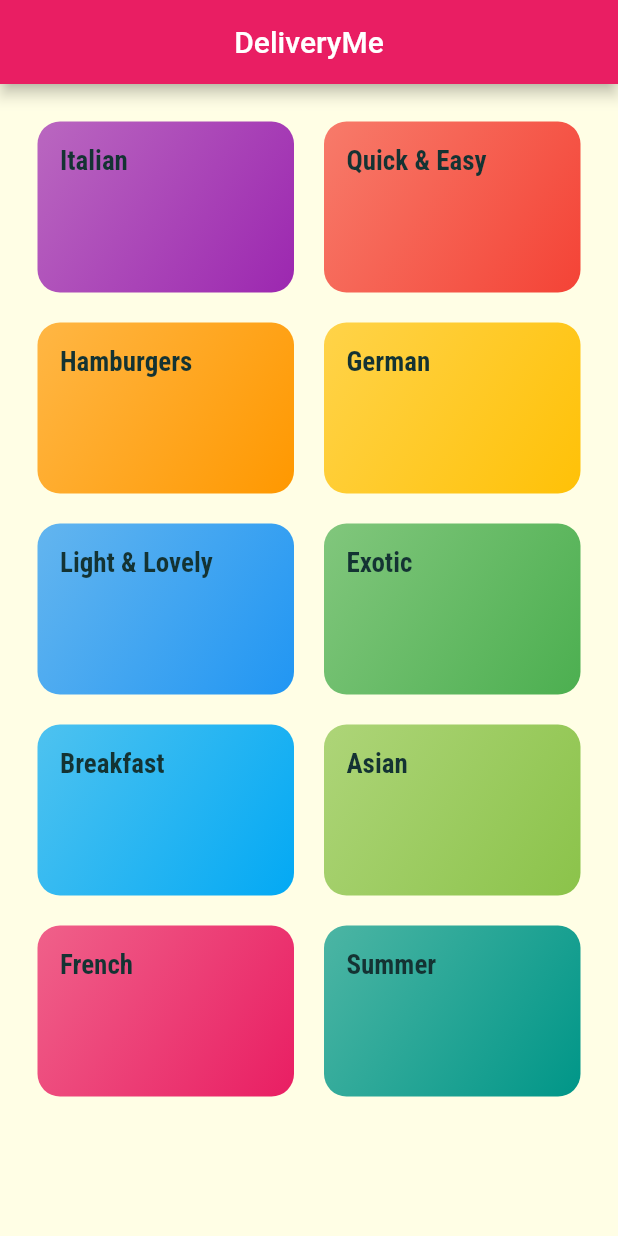
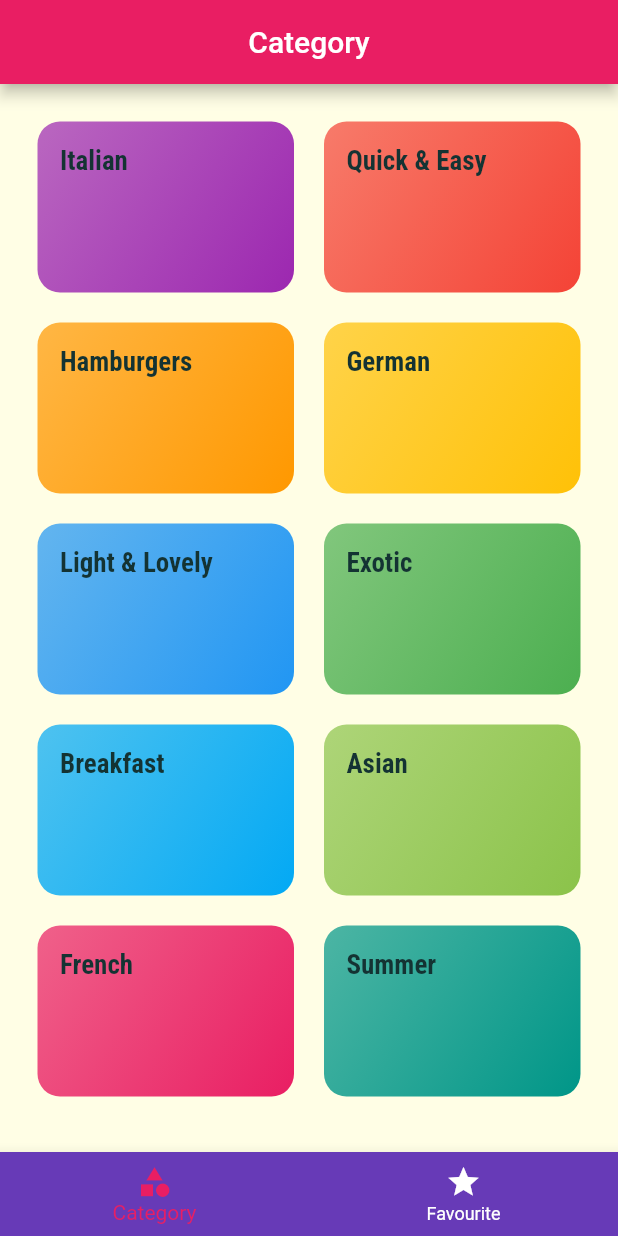
Before and after one commit to ishaquekannoth/mealsApp, a Flutter app: the screen it shows after launch, on a phone screen of 412 x 824 dp. Run offline on Flutter 3.47's test engine with Material 2 defaults, Android fonts, the phone set to English and light mode, and no system bars; our stand-ins replace google_fonts.

Commit message:
175 completed

```diff
--- a/lib/main.dart
+++ b/lib/main.dart
@@ -3,6 +3,7 @@ import 'package:google_fonts/google_fonts.dart';
 import 'package:udemy/screens/category_meals_screen.dart';
 import 'package:udemy/screens/category_screen.dart';
 import 'package:udemy/screens/meal_details_screen.dart';
+import 'package:udemy/screens/tabs_screen.dart';
 
 void main() {
   runApp(const MyApp());
@@ -30,7 +31,7 @@ class MyApp extends StatelessWidget {
       initialRoute: '/',
       routes: {
         CategoryMealsScreen.routeName: (context) => const CategoryMealsScreen(),
-        '/': (context) => const CategoryScreen(),
+        '/': (context) => const TabsScreen(),
         MealDetailsScreen.routeName: (context) => const MealDetailsScreen()
       },
       onUnknownRoute: (settings) => MaterialPageRoute(
--- a/lib/screens/category_screen.dart
+++ b/lib/screens/category_screen.dart
@@ -7,12 +7,9 @@ class CategoryScreen extends StatelessWidget {
 
   @override
   Widget build(BuildContext context) {
-    return Scaffold(
-      appBar: AppBar(
-        centerTitle: true,
-        title: const Text('DeliveryMe'),
-      ),
-      body: GridView(
+    return
+
+       GridView(
           padding: const EdgeInsets.all(25),
           gridDelegate: const SliverGridDelegateWithMaxCrossAxisExtent(
               maxCrossAxisExtent: 200,
@@ -24,8 +21,8 @@ class CategoryScreen extends StatelessWidget {
                   id: categoryData.id,
                   title: categoryData.title,
                   color: categoryData.color))
-              .toList()),
+              .toList());
 
-    );
+
   }
 }
--- /dev/null
+++ b/lib/screens/favourite_screen.dart
@@ -0,0 +1,13 @@
+import 'package:flutter/cupertino.dart';
+
+
+class Favourites extends StatelessWidget {
+  const Favourites({super.key});
+
+  @override
+  Widget build(BuildContext context) {
+    return Center(
+      child: Text('Centered'),
+    );
+  }
+}
--- /dev/null
+++ b/lib/screens/tabs_screen.dart
@@ -0,0 +1,59 @@
+import 'package:flutter/material.dart';
+import 'package:udemy/screens/category_screen.dart';
+import 'package:udemy/screens/favourite_screen.dart';
+
+class TabsScreen extends StatefulWidget {
+  const TabsScreen({super.key});
+
+  @override
+  State<TabsScreen> createState() => _TabsScreenState();
+}
+
+class _TabsScreenState extends State<TabsScreen> {
+  void selectPage(int index) {
+    setState(() {
+      selectedPagesIndex = index;
+    });
+  }
+
+  List<Map<String, dynamic>> pages = [
+    {'page': const CategoryScreen(), 'title': "Category"},
+    {'page': const Favourites(), 'title': "Favourites"}
+  ];
+  int selectedPagesIndex = 0;
+  @override
+  Widget build(BuildContext context) {
+    return DefaultTabController(
+      length: 2,
+      child: Scaffold(
+          appBar: AppBar(
+            centerTitle: true,
+            title: Text(pages[selectedPagesIndex]['title']),
+          ),
+          bottomNavigationBar: BottomNavigationBar(
+            unselectedItemColor: Colors.white,
+            selectedItemColor: Theme.of(context).primaryColor,
+            backgroundColor: Colors.deepPurple,
+            onTap: selectPage,
+            currentIndex: selectedPagesIndex,
+            items: const [
+              BottomNavigationBarItem(
+                label: 'Category',
+                icon: Icon(Icons.category),
+              ),
+              BottomNavigationBarItem(
+                label: 'Favourite',
+                icon: Icon(Icons.star),
+              ),
+            ],
+          ),
+          body: pages[selectedPagesIndex]['page']
+          //const TabBarView(children: [CategoryScreen(), Favourites()]),
+          // appBar: AppBar(
+          //   title: const Text("meals"),
+          //   bottom: const TabBar(tabs: [Icon(Icons.category), Icon(Icons.star)]),
+          // ),
+          ),
+    );
+  }
+}
```
